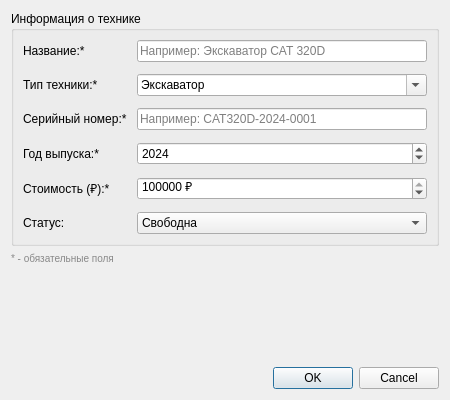
First picture: the form in src/ui/MachineDialog.ui, repository random-slop/FleetManager, before the edit.
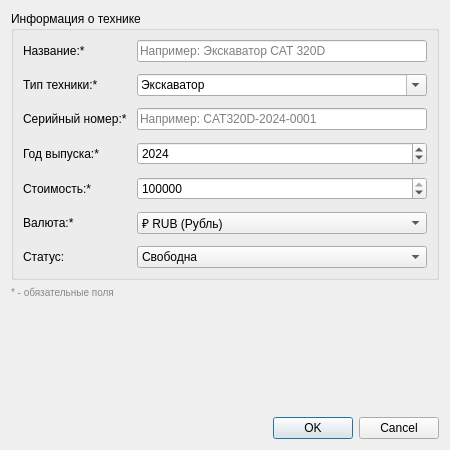
Second picture: the form after the edit.

Commit message: Multicurrency and column sorting

Patch:
```diff
--- a/src/ui/MachineDialog.ui
+++ b/src/ui/MachineDialog.ui
@@ -7,7 +7,7 @@
     <x>0</x>
     <y>0</y>
     <width>450</width>
-    <height>400</height>
+    <height>450</height>
    </rect>
   </property>
   <property name="windowTitle">
@@ -154,15 +154,12 @@
       <item row="4" column="0">
        <widget class="QLabel" name="labelCost">
         <property name="text">
-         <string>Стоимость (₽):*</string>
+         <string>Стоимость:*</string>
         </property>
        </widget>
       </item>
       <item row="4" column="1">
        <widget class="QSpinBox" name="spinCost">
-        <property name="suffix">
-         <string> ₽</string>
-        </property>
         <property name="minimum">
          <number>1000</number>
         </property>
@@ -178,13 +175,44 @@
        </widget>
       </item>
       <item row="5" column="0">
+       <widget class="QLabel" name="labelCurrency">
+        <property name="text">
+         <string>Валюта:*</string>
+        </property>
+       </widget>
+      </item>
+      <item row="5" column="1">
+       <widget class="QComboBox" name="comboCurrency">
+        <item>
+         <property name="text">
+          <string>₽ RUB (Рубль)</string>
+         </property>
+        </item>
+        <item>
+         <property name="text">
+          <string>$ USD (Доллар)</string>
+         </property>
+        </item>
+        <item>
+         <property name="text">
+          <string>€ EUR (Евро)</string>
+         </property>
+        </item>
+        <item>
+         <property name="text">
+          <string>¥ CNY (Юань)</string>
+         </property>
+        </item>
+       </widget>
+      </item>
+      <item row="6" column="0">
        <widget class="QLabel" name="labelStatus">
         <property name="text">
          <string>Статус:</string>
         </property>
        </widget>
       </item>
-      <item row="5" column="1">
+      <item row="6" column="1">
        <widget class="QComboBox" name="comboStatus">
         <item>
          <property name="text">
```
The commit also changes 13 other files.
